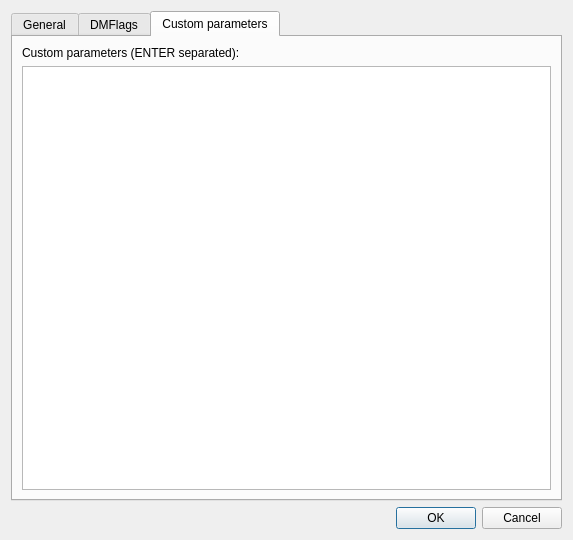
The window that src/gui/createserver.ui (Destroyerrrocket/doomseeker-unofficial) describes before a commit, drawn with Qt 5.
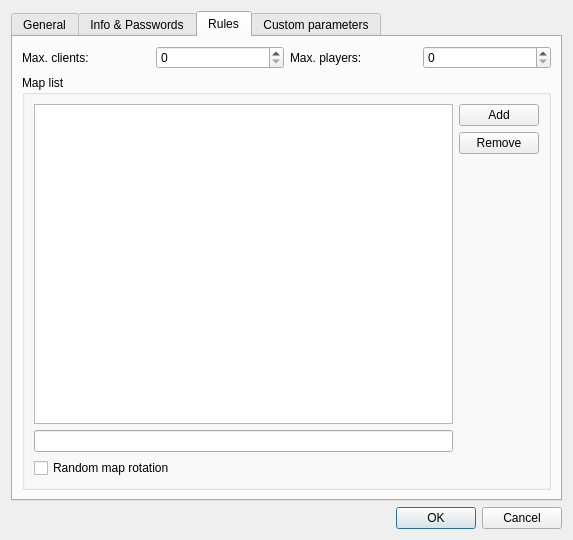
The same window after the commit. The open tabs and pages were chosen to show the change.

Patch:
```diff
--- a/src/gui/createserver.ui
+++ b/src/gui/createserver.ui
@@ -214,10 +214,111 @@
      </widget>
      <widget class="QWidget" name="tab_2">
       <attribute name="title">
-       <string>DMFlags</string>
+       <string>Info &amp;&amp; Passwords</string>
       </attribute>
      </widget>
      <widget class="QWidget" name="tab_3">
+      <attribute name="title">
+       <string>Rules</string>
+      </attribute>
+      <layout class="QVBoxLayout" name="verticalLayout_5">
+       <item>
+        <layout class="QGridLayout" name="limitsLayout">
+         <item row="0" column="1">
+          <widget class="QLabel" name="label_9">
+           <property name="text">
+            <string>Max. clients:</string>
+           </property>
+          </widget>
+         </item>
+         <item row="0" column="2">
+          <widget class="QSpinBox" name="spinMaxClients"/>
+         </item>
+         <item row="0" column="3">
+          <widget class="QLabel" name="label_11">
+           <property name="text">
+            <string>Max. players:</string>
+           </property>
+          </widget>
+         </item>
+         <item row="0" column="4">
+          <widget class="QSpinBox" name="spinMaxPlayers"/>
+         </item>
+        </layout>
+       </item>
+       <item>
+        <widget class="QGroupBox" name="groupBox">
+         <property name="title">
+          <string>Map list</string>
+         </property>
+         <layout class="QHBoxLayout" name="horizontalLayout_4">
+          <item>
+           <layout class="QVBoxLayout" name="verticalLayout_6">
+            <item>
+             <widget class="QListView" name="lstMaplist">
+              <property name="dragEnabled">
+               <bool>true</bool>
+              </property>
+              <property name="dragDropMode">
+               <enum>QAbstractItemView::InternalMove</enum>
+              </property>
+              <property name="selectionMode">
+               <enum>QAbstractItemView::ExtendedSelection</enum>
+              </property>
+              <property name="movement">
+               <enum>QListView::Free</enum>
+              </property>
+             </widget>
+            </item>
+            <item>
+             <widget class="QLineEdit" name="leMapname"/>
+            </item>
+            <item>
+             <widget class="QCheckBox" name="cbRandomMapRotation">
+              <property name="text">
+               <string>Random map rotation</string>
+              </property>
+             </widget>
+            </item>
+           </layout>
+          </item>
+          <item>
+           <layout class="QVBoxLayout" name="verticalLayout_7">
+            <item>
+             <widget class="QPushButton" name="btnAddMapToMaplist">
+              <property name="text">
+               <string>Add</string>
+              </property>
+             </widget>
+            </item>
+            <item>
+             <widget class="QPushButton" name="btnRemoveMapFromMaplist">
+              <property name="text">
+               <string>Remove</string>
+              </property>
+             </widget>
+            </item>
+            <item>
+             <spacer name="verticalSpacer_3">
+              <property name="orientation">
+               <enum>Qt::Vertical</enum>
+              </property>
+              <property name="sizeHint" stdset="0">
+               <size>
+                <width>20</width>
+                <height>40</height>
+               </size>
+              </property>
+             </spacer>
+            </item>
+           </layout>
+          </item>
+         </layout>
+        </widget>
+       </item>
+      </layout>
+     </widget>
+     <widget class="QWidget" name="tabCustomParameters">
       <attribute name="title">
        <string>Custom parameters</string>
       </attribute>
```
Left out of the diff: 71 changed lines with no effect on the pictures.
